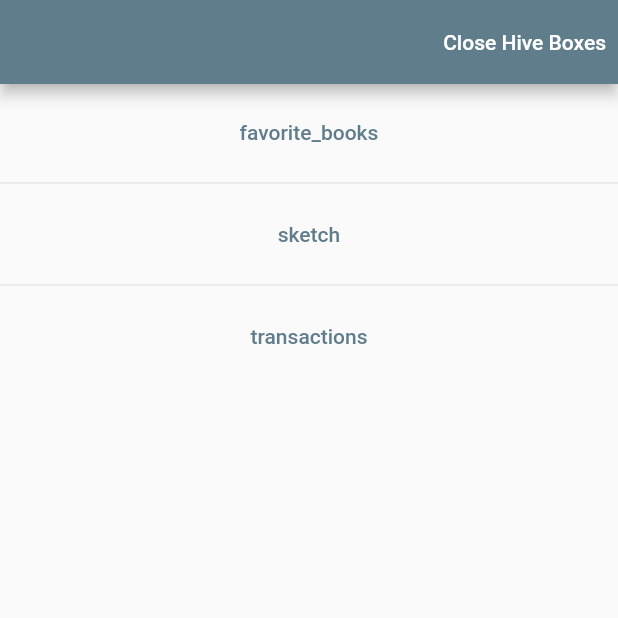
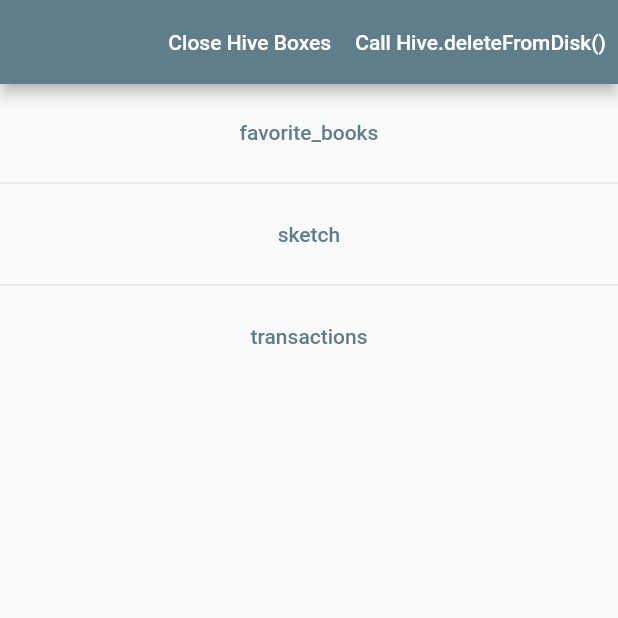
Before and after one commit to BodnarG/web_poc, a Flutter app: the screen it shows after launch, on a phone screen of 412 x 824 dp, the top half of it. Run offline on Flutter 3.47's test engine with Material 2 defaults, Android fonts, the phone set to English and light mode, and no system bars; our stand-ins replace hive, hive_flutter; accounts and stored records are empty; Roboto replaces fonts that are missing (OpenSans).

Commit message:
reintroduction of deleteAllFromDisk() AppBar action

```diff
--- a/lib/poc_selector.dart
+++ b/lib/poc_selector.dart
@@ -23,23 +23,24 @@
     return Scaffold(
       appBar: AppBar(
         actions: <Widget>[
-          TextButton(onPressed: () => Hive.close().then((value) => Utils.showSnackBar(
-                  context: context,
-                  text: 'The call for Hive.close() has ended'),
-                  ),
-              child: const Text('Close Hive Boxes', style: TextStyle(color: Colors.white),)),
-          // IconButton(
-          //     onPressed: () {
-          //       debugPrint('Hive.deleteFromDisk() will be called');
-          //       Hive.deleteFromDisk().then((_) {
-          //         Utils.showSnackBar(
-          //             context: context,
-          //             text: 'The call for Hive.deleteFromDisk() has ended.');
-          //         debugPrint('The call for Hive.deleteFromDisk() has ended.');
-          //       });
-          //     },
-          //     icon: const Icon(Icons.delete),
-          //     tooltip: 'Delete all Hive boxes'),
+          TextButton(
+            onPressed: () => Hive.close().then(
+              (value) => Utils.showSnackBar(
+                context: context,
+                text: 'The call for Hive.close() has ended'),
+                ),
+              child: const Text('Close Hive Boxes', style: TextStyle(color: Colors.white),
+              ),
+          ),
+          TextButton(
+            onPressed: () => Hive.deleteFromDisk().then(
+              (value) => Utils.showSnackBar(
+                context: context,
+                text: 'The call for Hive.deleteFromDisk() has ended.'),
+                ),
+              child: const Text('Call Hive.deleteFromDisk()', style: TextStyle(color: Colors.white),
+              ),
+          ),
         ],
       ),
       body: getListView(),
@@ -55,9 +56,12 @@
             onPressed: () {
               Navigator.pushNamed(context, listItems[index]);
             },
-            onLongPress: () => Utils.showSnackBar(
-                context: context,
-                text: 'Is ${listItems[index]} box open >> ${Hive.isBoxOpen(listItems[index])}'),
+            onLongPress: () async {
+              bool isExist = await Hive.boxExists(listItems[index]);
+              return Utils.showSnackBar(
+                  context: context,
+                  text: 'Is ${listItems[index]} box exists and open? >>  is exist: $isExist, is open: ${Hive.isBoxOpen(listItems[index])}');
+            },
             child: Text(listItems[index]));
       },
       separatorBuilder: (context, index) => const Divider(height: 20),
```
Also changed, not shown: pubspec.lock.
